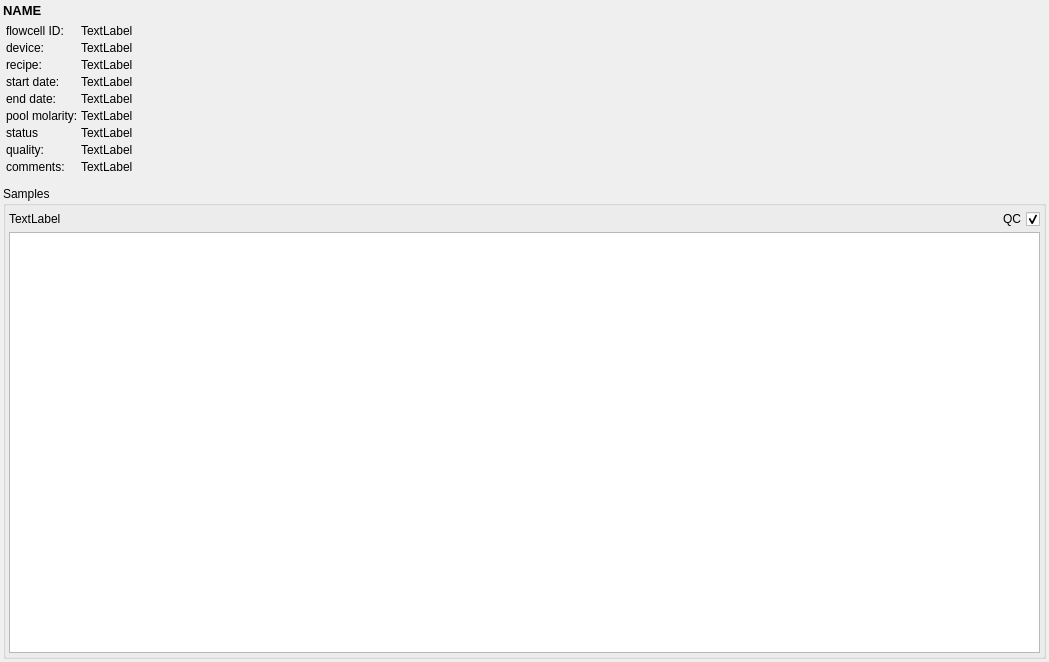
The window that src/GSvar/SequencingRunWidget.ui (imgag/ngs-bits) describes before a commit, drawn with Qt 5.
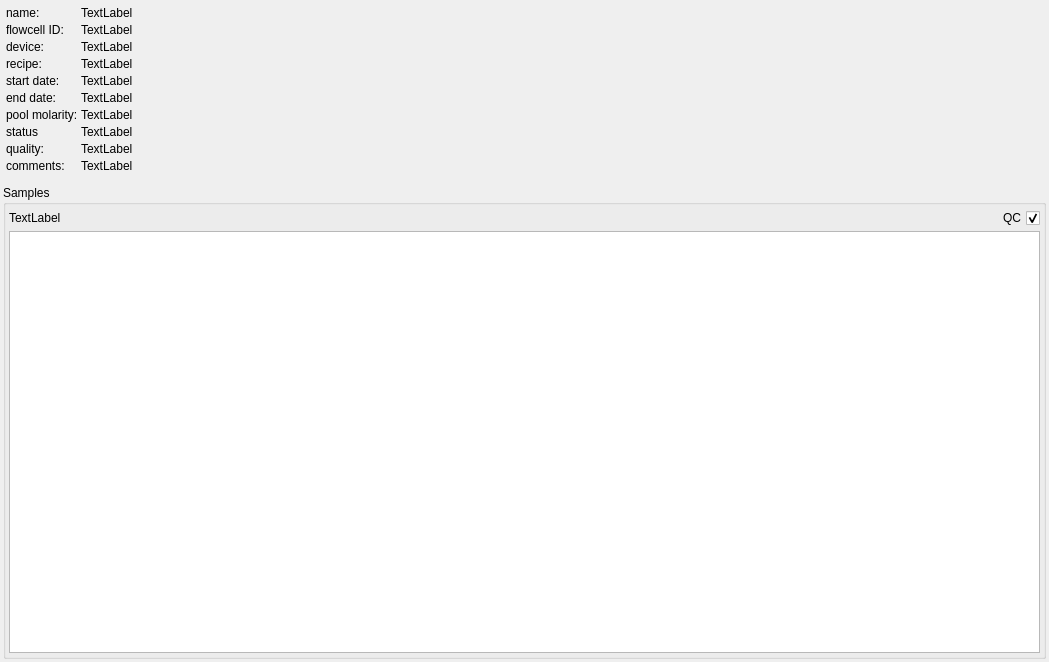
The same window after the commit. Custom widgets are drawn as their Qt base class.

Diff of the .ui file:
```diff
--- a/src/GSvar/SequencingRunWidget.ui
+++ b/src/GSvar/SequencingRunWidget.ui
@@ -13,7 +13,7 @@
   <property name="windowTitle">
    <string>Form</string>
   </property>
-  <layout class="QVBoxLayout" name="verticalLayout" stretch="0,0,1">
+  <layout class="QVBoxLayout" name="verticalLayout" stretch="0,1">
    <property name="spacing">
     <number>3</number>
    </property>
@@ -29,23 +29,6 @@
    <property name="bottomMargin">
     <number>3</number>
    </property>
-   <item>
-    <widget class="QLabel" name="name">
-     <property name="font">
-      <font>
-       <pointsize>10</pointsize>
-       <weight>75</weight>
-       <bold>true</bold>
-      </font>
-     </property>
-     <property name="text">
-      <string>NAME</string>
-     </property>
-     <property name="textInteractionFlags">
-      <set>Qt::LinksAccessibleByMouse|Qt::TextSelectableByMouse</set>
-     </property>
-    </widget>
-   </item>
    <item>
     <layout class="QFormLayout" name="formLayout">
      <property name="rowWrapPolicy">
@@ -69,14 +52,14 @@
      <property name="bottomMargin">
       <number>9</number>
      </property>
-     <item row="0" column="0">
+     <item row="1" column="0">
       <widget class="QLabel" name="label">
        <property name="text">
         <string>flowcell ID:</string>
        </property>
       </widget>
      </item>
-     <item row="0" column="1">
+     <item row="1" column="1">
       <widget class="QLabel" name="fcid">
        <property name="text">
         <string>TextLabel</string>
@@ -86,14 +69,14 @@
        </property>
       </widget>
      </item>
-     <item row="1" column="0">
+     <item row="2" column="0">
       <widget class="QLabel" name="label_4">
        <property name="text">
         <string>device:</string>
        </property>
       </widget>
      </item>
-     <item row="1" column="1">
+     <item row="2" column="1">
       <widget class="QLabel" name="device">
        <property name="text">
         <string>TextLabel</string>
@@ -103,14 +86,14 @@
        </property>
       </widget>
      </item>
-     <item row="2" column="0">
+     <item row="3" column="0">
       <widget class="QLabel" name="label_5">
        <property name="text">
         <string>recipe:</string>
        </property>
       </widget>
      </item>
-     <item row="2" column="1">
+     <item row="3" column="1">
       <widget class="QLabel" name="recipe">
        <property name="text">
         <string>TextLabel</string>
@@ -120,14 +103,14 @@
        </property>
       </widget>
      </item>
-     <item row="3" column="0">
+     <item row="4" column="0">
       <widget class="QLabel" name="label_2">
        <property name="text">
         <string>start date:</string>
        </property>
       </widget>
      </item>
-     <item row="3" column="1">
+     <item row="4" column="1">
       <widget class="QLabel" name="start">
        <property name="text">
         <string>TextLabel</string>
@@ -137,14 +120,14 @@
        </property>
       </widget>
      </item>
-     <item row="4" column="0">
+     <item row="5" column="0">
       <widget class="QLabel" name="label_3">
        <property name="text">
         <string>end date:</string>
        </property>
       </widget>
      </item>
-     <item row="4" column="1">
+     <item row="5" column="1">
       <widget class="QLabel" name="end">
        <property name="text">
         <string>TextLabel</string>
@@ -154,14 +137,14 @@
        </property>
       </widget>
      </item>
-     <item row="6" column="0">
+     <item row="7" column="0">
       <widget class="QLabel" name="label_8">
        <property name="text">
         <string>status</string>
        </property>
       </widget>
      </item>
-     <item row="6" column="1">
+     <item row="7" column="1">
       <widget class="QLabel" name="status">
        <property name="text">
         <string>TextLabel</string>
@@ -171,14 +154,14 @@
        </property>
       </widget>
      </item>
-     <item row="7" column="0">
+     <item row="8" column="0">
       <widget class="QLabel" name="label_7">
        <property name="text">
         <string>quality:</string>
        </property>
       </widget>
      </item>
-     <item row="7" column="1">
+     <item row="8" column="1">
       <widget class="QLabel" name="quality">
        <property name="text">
         <string>TextLabel</string>
@@ -188,14 +171,14 @@
        </property>
       </widget>
      </item>
-     <item row="8" column="0">
+     <item row="9" column="0">
       <widget class="QLabel" name="label_6">
        <property name="text">
         <string>comments:</string>
        </property>
       </widget>
      </item>
-     <item row="8" column="1">
+     <item row="9" column="1">
       <widget class="QLabel" name="comments">
        <property name="text">
         <string>TextLabel</string>
@@ -205,14 +188,14 @@
        </property>
       </widget>
      </item>
-     <item row="5" column="0">
+     <item row="6" column="0">
       <widget class="QLabel" name="label_9">
        <property name="text">
         <string>pool molarity:</string>
        </property>
       </widget>
      </item>
-     <item row="5" column="1">
+     <item row="6" column="1">
       <widget class="QLabel" name="molarity_and_method">
        <property name="text">
         <string>TextLabel</string>
@@ -222,6 +205,23 @@
        </property>
       </widget>
      </item>
+     <item row="0" column="0">
+      <widget class="QLabel" name="label_10">
+       <property name="text">
+        <string>name:</string>
+       </property>
+      </widget>
+     </item>
+     <item row="0" column="1">
+      <widget class="QLabel" name="name">
+       <property name="text">
+        <string>TextLabel</string>
+       </property>
+       <property name="textInteractionFlags">
+        <set>Qt::LinksAccessibleByMouse|Qt::TextSelectableByMouse</set>
+       </property>
+      </widget>
+     </item>
     </layout>
    </item>
    <item>
```
